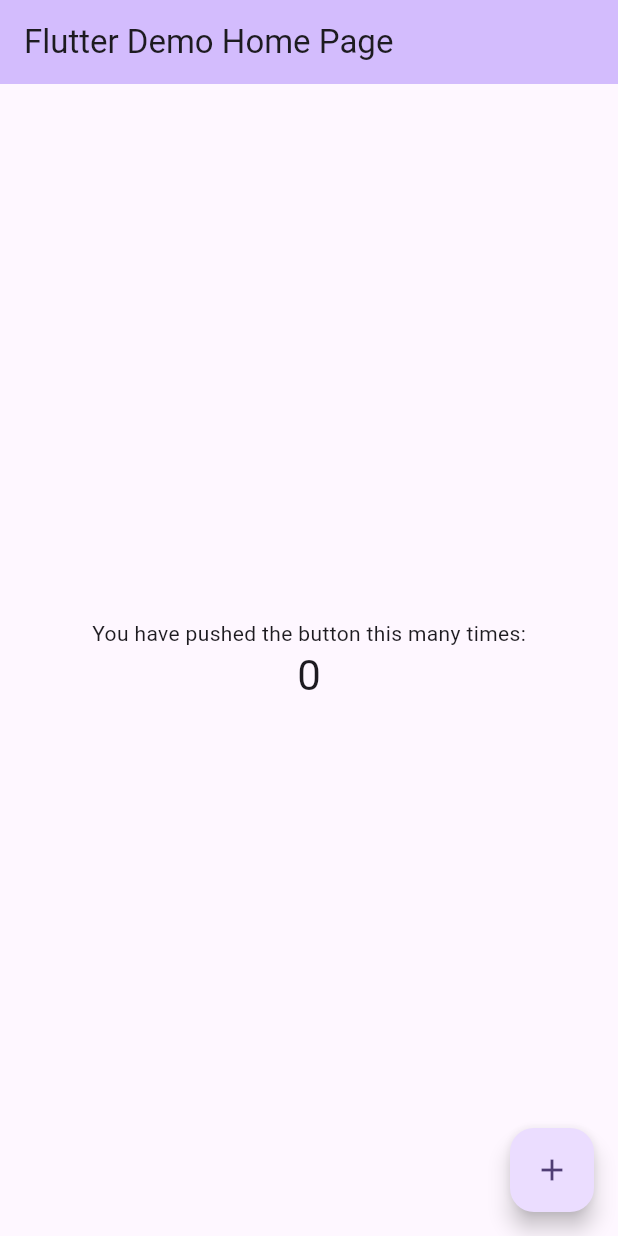
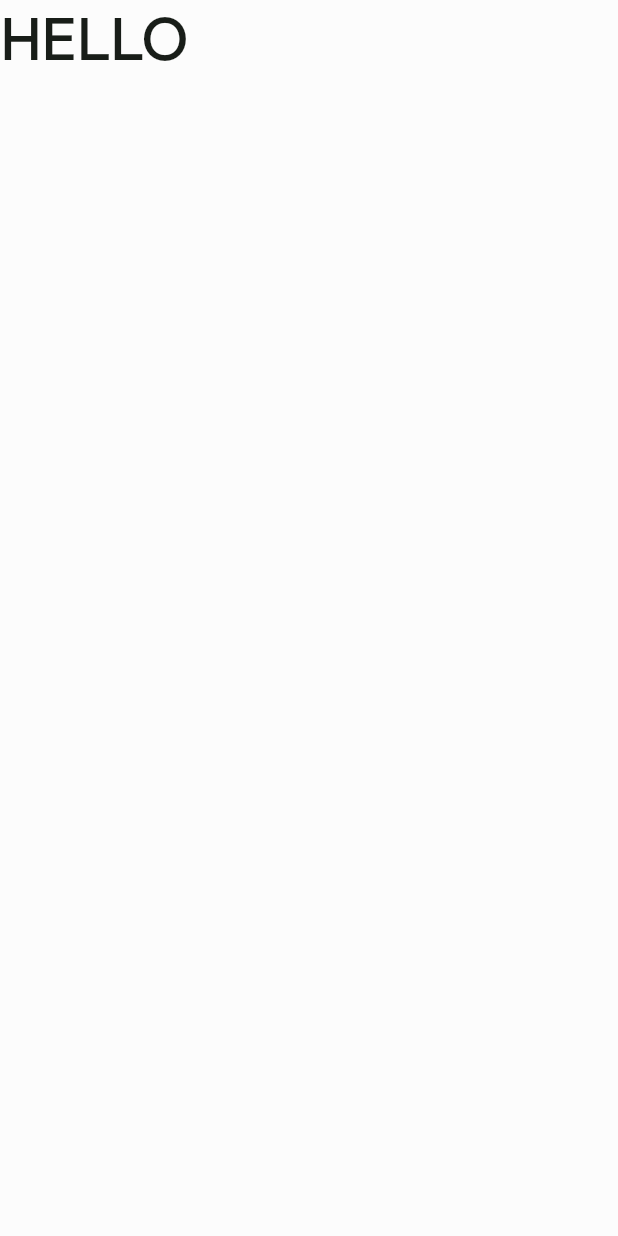
Before and after one commit to MunIine/dorimol, a Flutter app: the screen it shows after launch, on a phone screen of 412 x 824 dp. Run offline on Flutter 3.47's test engine with Material 3 defaults, Android fonts, the phone set to English and light mode, and no system bars.

Commit message:
create theme

```diff
--- a/lib/main.dart
+++ b/lib/main.dart
@@ -1,3 +1,5 @@
+import 'package:dorimol/screens/catalog/catalog.dart';
+import 'package:dorimol/theme/theme.dart';
 import 'package:flutter/material.dart';
 
 void main() {
@@ -7,116 +9,11 @@ void main() {
 class MyApp extends StatelessWidget {
   const MyApp({super.key});
 
-  // This widget is the root of your application.
   @override
   Widget build(BuildContext context) {
     return MaterialApp(
-      title: 'Flutter Demo',
-      theme: ThemeData(
-        // This is the theme of your application.
-        //
-        // TRY THIS: Try running your application with "flutter run". You'll see
-        // the application has a purple toolbar. Then, without quitting the app,
-        // try changing the seedColor in the colorScheme below to Colors.green
-        // and then invoke "hot reload" (save your changes or press the "hot
-        // reload" button in a Flutter-supported IDE, or press "r" if you used
-        // the command line to start the app).
-        //
-        // Notice that the counter didn't reset back to zero; the application
-        // state is not lost during the reload. To reset the state, use hot
-        // restart instead.
-        //
-        // This works for code too, not just values: Most code changes can be
-        // tested with just a hot reload.
-        colorScheme: ColorScheme.fromSeed(seedColor: Colors.deepPurple),
-      ),
-      home: const MyHomePage(title: 'Flutter Demo Home Page'),
+      theme: lightTheme,
+      home: Catalog(),
     );
   }
 }
-
-class MyHomePage extends StatefulWidget {
-  const MyHomePage({super.key, required this.title});
-
-  // This widget is the home page of your application. It is stateful, meaning
-  // that it has a State object (defined below) that contains fields that affect
-  // how it looks.
-
-  // This class is the configuration for the state. It holds the values (in this
-  // case the title) provided by the parent (in this case the App widget) and
-  // used by the build method of the State. Fields in a Widget subclass are
-  // always marked "final".
-
-  final String title;
-
-  @override
-  State<MyHomePage> createState() => _MyHomePageState();
-}
-
-class _MyHomePageState extends State<MyHomePage> {
-  int _counter = 0;
-
-  void _incrementCounter() {
-    setState(() {
-      // This call to setState tells the Flutter framework that something has
-      // changed in this State, which causes it to rerun the build method below
-      // so that the display can reflect the updated values. If we changed
-      // _counter without calling setState(), then the build method would not be
-      // called again, and so nothing would appear to happen.
-      _counter++;
-    });
-  }
-
-  @override
-  Widget build(BuildContext context) {
-    // This method is rerun every time setState is called, for instance as done
-    // by the _incrementCounter method above.
-    //
-    // The Flutter framework has been optimized to make rerunning build methods
-    // fast, so that you can just rebuild anything that needs updating rather
-    // than having to individually change instances of widgets.
-    return Scaffold(
-      appBar: AppBar(
-        // TRY THIS: Try changing the color here to a specific color (to
-        // Colors.amber, perhaps?) and trigger a hot reload to see the AppBar
-        // change color while the other colors stay the same.
-        backgroundColor: Theme.of(context).colorScheme.inversePrimary,
-        // Here we take the value from the MyHomePage object that was created by
-        // the App.build method, and use it to set our appbar title.
-        title: Text(widget.title),
-      ),
-      body: Center(
-        // Center is a layout widget. It takes a single child and positions it
-        // in the middle of the parent.
-        child: Column(
-          // Column is also a layout widget. It takes a list of children and
-          // arranges them vertically. By default, it sizes itself to fit its
-          // children horizontally, and tries to be as tall as its parent.
-          //
-          // Column has various properties to control how it sizes itself and
-          // how it positions its children. Here we use mainAxisAlignment to
-          // center the children vertically; the main axis here is the vertical
-          // axis because Columns are vertical (the cross axis would be
-          // horizontal).
-          //
-          // TRY THIS: Invoke "debug painting" (choose the "Toggle Debug Paint"
-          // action in the IDE, or press "p" in the console), to see the
-          // wireframe for each widget.
-          mainAxisAlignment: MainAxisAlignment.center,
-          children: <Widget>[
-            const Text('You have pushed the button this many times:'),
-            Text(
-              '$_counter',
-              style: Theme.of(context).textTheme.headlineMedium,
-            ),
-          ],
-        ),
-      ),
-      floatingActionButton: FloatingActionButton(
-        onPressed: _incrementCounter,
-        tooltip: 'Increment',
-        child: const Icon(Icons.add),
-      ), // This trailing comma makes auto-formatting nicer for build methods.
-    );
-  }
-}
--- /dev/null
+++ b/lib/screens/catalog/catalog.dart
@@ -0,0 +1,14 @@
+import 'package:flutter/material.dart';
+
+class Catalog extends StatelessWidget {
+  const Catalog({super.key});
+
+  @override
+  Widget build(BuildContext context) {
+    return Scaffold(
+      body: Text("HELLO", style: TextStyle(
+        fontSize: 40,
+      ),),
+    );
+  }
+}
--- /dev/null
+++ b/lib/theme/theme.dart
@@ -0,0 +1,15 @@
+import 'package:flutter/material.dart';
+
+const brandColor = Color(0xFF00b956);
+const brand20Color = Color(0xFFCCF1DD);
+const backgroundColor = Color(0xFFFCFCFC);
+const textBlackColor = Color(0xFF2B2B2B);
+const textGreyColor = Color(0xFF303030);
+
+
+final lightTheme = ThemeData(
+  useMaterial3: true,
+  colorScheme: ColorScheme.fromSeed(seedColor: brandColor),
+  scaffoldBackgroundColor: backgroundColor,
+  fontFamily: "Rostelecom"
+);
```
Also changed, not shown: lib/widgets/svg_icons.dart (added, +14 -0 lines), pubspec.yaml (+8 -1 lines), lib/assets/fonts/Rostelecom-Bold.otf (added), lib/assets/fonts/Rostelecom-Medium.otf (added), lib/assets/fonts/icomoon.ttf (renamed from assets/fonts/icomoon.ttf).
